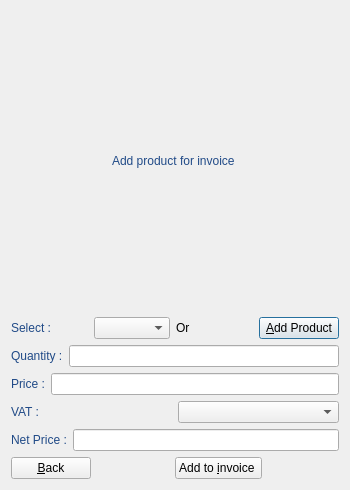
This is manageBill/dialoginvoiceproduct.ui in JMainard/manageBill as Qt 5 draws it before an edit. The edited form follows.
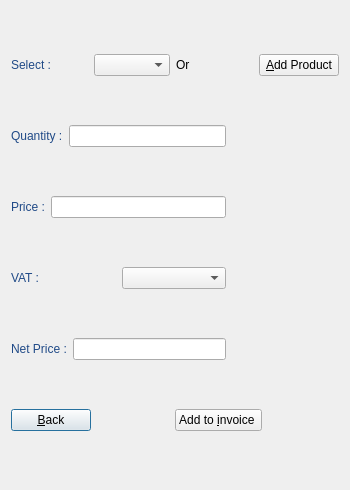
This is the edited form. Icons and pictures are not drawn.

Patch:
```diff
--- a/manageBill/dialoginvoiceproduct.ui
+++ b/manageBill/dialoginvoiceproduct.ui
@@ -19,155 +19,8 @@
   <property name="windowTitle">
    <string>manageBill add product for invoice </string>
   </property>
-  <layout class="QGridLayout" name="gridLayout_8">
-   <item row="0" column="0">
-    <layout class="QGridLayout" name="gridLayout_7">
-     <item row="0" column="0">
-      <spacer name="horizontalSpacer">
-       <property name="orientation">
-        <enum>Qt::Horizontal</enum>
-       </property>
-       <property name="sizeHint" stdset="0">
-        <size>
-         <width>40</width>
-         <height>20</height>
-        </size>
-       </property>
-      </spacer>
-     </item>
-     <item row="0" column="1">
-      <widget class="QLabel" name="labelTitle">
-       <property name="styleSheet">
-        <string notr="true">font: 75 15pt &quot;URW Palladio L&quot;;
-color: rgb(32, 74, 135);</string>
-       </property>
-       <property name="text">
-        <string>Add product for invoice </string>
-       </property>
-       <property name="textFormat">
-        <enum>Qt::RichText</enum>
-       </property>
-      </widget>
-     </item>
-     <item row="0" column="2">
-      <spacer name="horizontalSpacer_2">
-       <property name="orientation">
-        <enum>Qt::Horizontal</enum>
-       </property>
-       <property name="sizeHint" stdset="0">
-        <size>
-         <width>40</width>
-         <height>20</height>
-        </size>
-       </property>
-      </spacer>
-     </item>
-    </layout>
-   </item>
-   <item row="1" column="0">
-    <layout class="QGridLayout" name="gridLayout_6">
-     <item row="0" column="0">
-      <widget class="QLabel" name="labelSelect">
-       <property name="styleSheet">
-        <string notr="true">font: 75 13pt &quot;URW Palladio L&quot;;
-color: rgb(32, 74, 135);</string>
-       </property>
-       <property name="text">
-        <string>Select :</string>
-       </property>
-      </widget>
-     </item>
-     <item row="0" column="1">
-      <widget class="QComboBox" name="comboBoxProduct"/>
-     </item>
-     <item row="0" column="2">
-      <widget class="QLabel" name="labelOr">
-       <property name="styleSheet">
-        <string notr="true">font: 75 13pt &quot;URW Palladio L&quot;;</string>
-       </property>
-       <property name="text">
-        <string>Or</string>
-       </property>
-      </widget>
-     </item>
-     <item row="0" column="3">
-      <widget class="QPushButton" name="pushButtonAddProduct">
-       <property name="styleSheet">
-        <string notr="true">font: 75 13pt &quot;URW Palladio L&quot;;
-</string>
-       </property>
-       <property name="text">
-        <string>&amp;Add Product</string>
-       </property>
-       <property name="icon">
-        <iconset resource="icon.qrc">
-         <normaloff>:/icon/image/add24.png</normaloff>:/icon/image/add24.png</iconset>
-       </property>
-       <property name="iconSize">
-        <size>
-         <width>24</width>
-         <height>24</height>
-        </size>
-       </property>
-      </widget>
-     </item>
-    </layout>
-   </item>
-   <item row="2" column="0">
-    <layout class="QGridLayout" name="gridLayout_5">
-     <item row="0" column="0">
-      <widget class="QLabel" name="labelQuantity">
-       <property name="styleSheet">
-        <string notr="true">font: 75 13pt &quot;URW Palladio L&quot;;
-color: rgb(32, 74, 135);</string>
-       </property>
-       <property name="text">
-        <string>Quantity :</string>
-       </property>
-      </widget>
-     </item>
-     <item row="0" column="1">
-      <widget class="QLineEdit" name="lineEditQuantity"/>
-     </item>
-    </layout>
-   </item>
-   <item row="3" column="0">
-    <layout class="QGridLayout" name="gridLayout_4">
-     <item row="0" column="0">
-      <widget class="QLabel" name="labelPrice">
-       <property name="styleSheet">
-        <string notr="true">font: 75 13pt &quot;URW Palladio L&quot;;
-color: rgb(32, 74, 135);</string>
-       </property>
-       <property name="text">
-        <string>Price :</string>
-       </property>
-      </widget>
-     </item>
-     <item row="0" column="1">
-      <widget class="QLineEdit" name="lineEditPrice"/>
-     </item>
-    </layout>
-   </item>
-   <item row="4" column="0">
-    <layout class="QGridLayout" name="gridLayout_3">
-     <item row="0" column="0">
-      <widget class="QLabel" name="labelVAT">
-       <property name="styleSheet">
-        <string notr="true">font: 75 13pt &quot;URW Palladio L&quot;;
-color: rgb(32, 74, 135);</string>
-       </property>
-       <property name="text">
-        <string>VAT :</string>
-       </property>
-      </widget>
-     </item>
-     <item row="0" column="1">
-      <widget class="QComboBox" name="comboBoxVAT"/>
-     </item>
-    </layout>
-   </item>
-   <item row="5" column="0">
+  <layout class="QGridLayout" name="gridLayout_7">
+   <item row="4" column="0" colspan="2">
     <layout class="QGridLayout" name="gridLayout_2">
      <item row="0" column="0">
       <widget class="QLabel" name="labelNetPrice">
@@ -185,7 +38,25 @@
      </item>
     </layout>
    </item>
-   <item row="6" column="0">
+   <item row="3" column="0" colspan="2">
+    <layout class="QGridLayout" name="gridLayout_3">
+     <item row="0" column="0">
+      <widget class="QLabel" name="labelVAT">
+       <property name="styleSheet">
+        <string notr="true">font: 75 13pt &quot;URW Palladio L&quot;;
+color: rgb(32, 74, 135);</string>
+       </property>
+       <property name="text">
+        <string>VAT :</string>
+       </property>
+      </widget>
+     </item>
+     <item row="0" column="1">
+      <widget class="QComboBox" name="comboBoxVAT"/>
+     </item>
+    </layout>
+   </item>
+   <item row="5" column="0" colspan="3">
     <layout class="QGridLayout" name="gridLayout">
      <item row="0" column="0">
       <widget class="QPushButton" name="pushButtonBack">
@@ -257,6 +128,91 @@
      </item>
     </layout>
    </item>
+   <item row="1" column="0" colspan="2">
+    <layout class="QGridLayout" name="gridLayout_5">
+     <item row="0" column="0">
+      <widget class="QLabel" name="labelQuantity">
+       <property name="styleSheet">
+        <string notr="true">font: 75 13pt &quot;URW Palladio L&quot;;
+color: rgb(32, 74, 135);</string>
+       </property>
+       <property name="text">
+        <string>Quantity :</string>
+       </property>
+      </widget>
+     </item>
+     <item row="0" column="1">
+      <widget class="QLineEdit" name="lineEditQuantity"/>
+     </item>
+    </layout>
+   </item>
+   <item row="2" column="0" colspan="2">
+    <layout class="QGridLayout" name="gridLayout_4">
+     <item row="0" column="0">
+      <widget class="QLabel" name="labelPrice">
+       <property name="styleSheet">
+        <string notr="true">font: 75 13pt &quot;URW Palladio L&quot;;
+color: rgb(32, 74, 135);</string>
+       </property>
+       <property name="text">
+        <string>Price :</string>
+       </property>
+      </widget>
+     </item>
+     <item row="0" column="1">
+      <widget class="QLineEdit" name="lineEditPrice"/>
+     </item>
+    </layout>
+   </item>
+   <item row="0" column="0" colspan="3">
+    <layout class="QGridLayout" name="gridLayout_6">
+     <item row="0" column="0">
+      <widget class="QLabel" name="labelSelect">
+       <property name="styleSheet">
+        <string notr="true">font: 75 13pt &quot;URW Palladio L&quot;;
+color: rgb(32, 74, 135);</string>
+       </property>
+       <property name="text">
+        <string>Select :</string>
+       </property>
+      </widget>
+     </item>
+     <item row="0" column="1">
+      <widget class="QComboBox" name="comboBoxProduct"/>
+     </item>
+     <item row="0" column="2">
+      <widget class="QLabel" name="labelOr">
+       <property name="styleSheet">
+        <string notr="true">font: 75 13pt &quot;URW Palladio L&quot;;</string>
+       </property>
+       <property name="text">
+        <string>Or</string>
+       </property>
+      </widget>
+     </item>
+     <item row="0" column="3">
+      <widget class="QPushButton" name="pushButtonAddProduct">
+       <property name="styleSheet">
+        <string notr="true">font: 75 13pt &quot;URW Palladio L&quot;;
+</string>
+       </property>
+       <property name="text">
+        <string>&amp;Add Product</string>
+       </property>
+       <property name="icon">
+        <iconset resource="icon.qrc">
+         <normaloff>:/icon/image/add24.png</normaloff>:/icon/image/add24.png</iconset>
+       </property>
+       <property name="iconSize">
+        <size>
+         <width>24</width>
+         <height>24</height>
+        </size>
+       </property>
+      </widget>
+     </item>
+    </layout>
+   </item>
   </layout>
  </widget>
  <resources>
```
